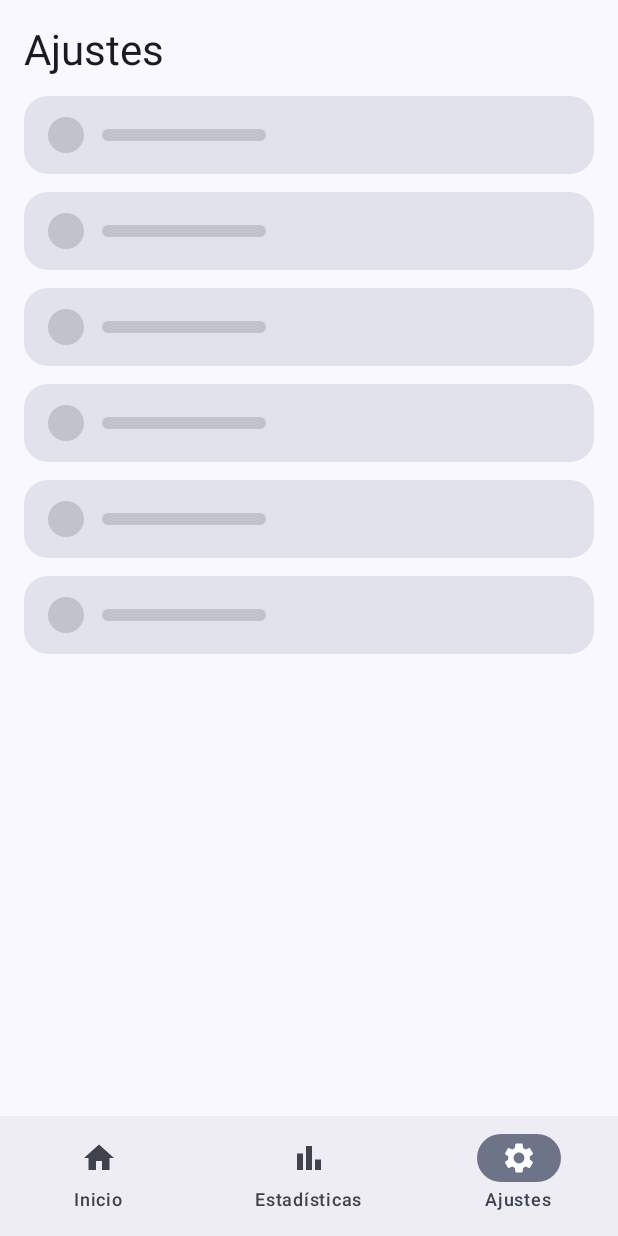
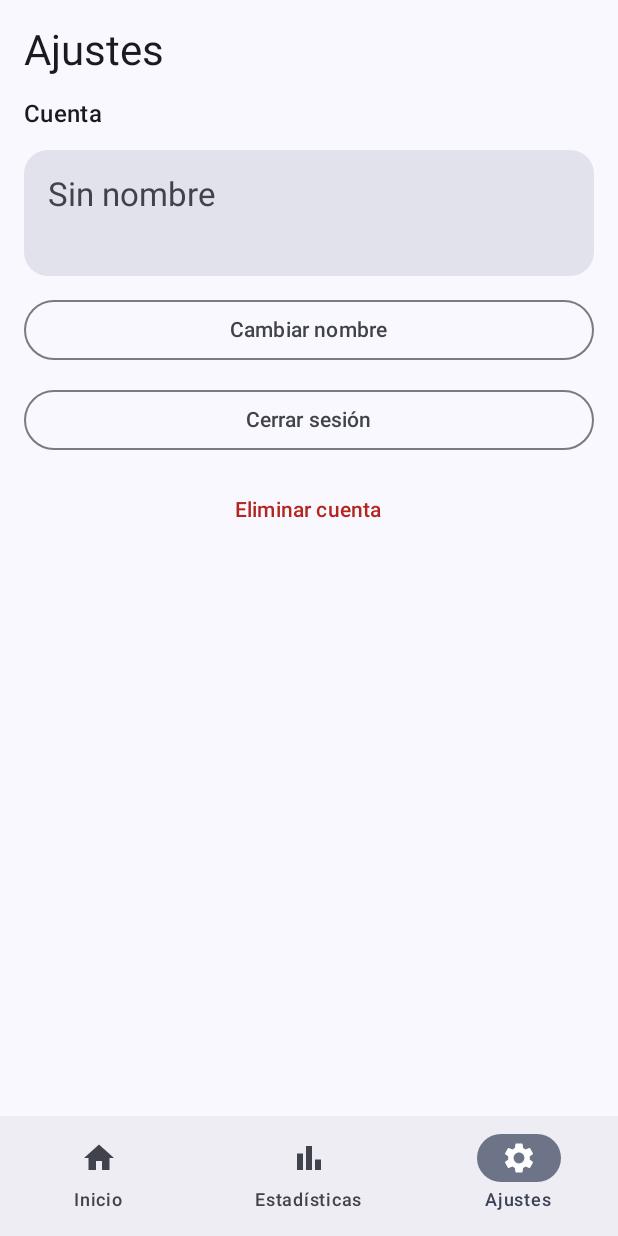
Before and after one commit to IsmaelYanes/PocketSplit, an Android app built with Jetpack Compose: the SettingsScreen screen opened through its navigation route, on a phone screen of 412 x 824 dp. Run offline under Robolectric (Android 15) with nearby library versions, the phone set to English and light mode, and no system bars; our stand-ins replace Firebase (no records; nobody signed in at launch, a user with empty details on screens opened directly).

Commit message:
feat(settings): Implementados los componentes reutilizables de ajustes y diálogos de edición de cuenta

```diff
--- a/app/src/main/java/com/develop/pocketsplit/MainActivity.kt
+++ b/app/src/main/java/com/develop/pocketsplit/MainActivity.kt
@@ -86,7 +86,13 @@ class MainActivity : ComponentActivity() {
                                 StatisticsScreen()
                             }
                             composable(Routes.SETTINGS) {
-                                SettingsScreen()
+                                SettingsScreen(
+                                    onSignedOut = {
+                                        nav.navigate(Routes.LOGIN) {
+                                            popUpTo(Routes.HOME) { inclusive = true }
+                                        }
+                                    }
+                                )
                             }
                         }
                     }
--- a/app/src/main/java/com/develop/pocketsplit/ui/screen/SettingsScreen.kt
+++ b/app/src/main/java/com/develop/pocketsplit/ui/screen/SettingsScreen.kt
@@ -1,32 +1,94 @@
 package com.develop.pocketsplit.ui.screen
 
 import androidx.compose.foundation.layout.Arrangement
-import androidx.compose.foundation.layout.Box
 import androidx.compose.foundation.layout.Column
-import androidx.compose.foundation.layout.Row
 import androidx.compose.foundation.layout.fillMaxSize
 import androidx.compose.foundation.layout.fillMaxWidth
-import androidx.compose.foundation.layout.height
 import androidx.compose.foundation.layout.padding
-import androidx.compose.foundation.layout.size
-import androidx.compose.foundation.shape.CircleShape
+import androidx.compose.foundation.rememberScrollState
 import androidx.compose.foundation.shape.RoundedCornerShape
-import androidx.compose.foundation.rememberScrollState
 import androidx.compose.foundation.verticalScroll
+import androidx.compose.material3.Button
 import androidx.compose.material3.MaterialTheme
+import androidx.compose.material3.OutlinedButton
 import androidx.compose.material3.Surface
 import androidx.compose.material3.Text
+import androidx.compose.material3.TextButton
 import androidx.compose.runtime.Composable
-import androidx.compose.ui.Alignment
+import androidx.compose.runtime.getValue
+import androidx.compose.runtime.mutableStateOf
+import androidx.compose.runtime.saveable.rememberSaveable
+import androidx.compose.runtime.setValue
 import androidx.compose.ui.Modifier
 import androidx.compose.ui.res.stringResource
 import androidx.compose.ui.tooling.preview.Preview
 import androidx.compose.ui.unit.dp
+import androidx.lifecycle.compose.collectAsStateWithLifecycle
+import androidx.lifecycle.viewmodel.compose.viewModel
 import com.develop.pocketsplit.R
+import com.develop.pocketsplit.model.User
+import com.develop.pocketsplit.ui.components.DeleteAccountDialog
+import com.develop.pocketsplit.ui.components.EditNameDialog
 import com.develop.pocketsplit.ui.theme.PocketSplitTheme
+import com.develop.pocketsplit.ui.viewmodel.AuthViewModel
 
 @Composable
-fun SettingsScreen(modifier: Modifier = Modifier) {
+fun SettingsScreen(
+    modifier: Modifier = Modifier,
+    viewModel: AuthViewModel = viewModel(),
+    onSignedOut: () -> Unit = {}
+) {
+    val user by viewModel.currentUser.collectAsStateWithLifecycle()
+    val state by viewModel.uiState.collectAsStateWithLifecycle()
+    var showEditName by rememberSaveable { mutableStateOf(false) }
+    var showDelete by rememberSaveable { mutableStateOf(false) }
+
+    SettingsContent(
+        user = user,
+        modifier = modifier,
+        onEditNameClick = { viewModel.clearMessages(); showEditName = true },
+        onLogoutClick = {
+            viewModel.logout()
+            onSignedOut()
+        },
+        onDeleteAccountClick = { viewModel.clearMessages(); showDelete = true },
+        onSignInClick = onSignedOut
+    )
+
+    if (showEditName) {
+        EditNameDialog(
+            currentName = user?.name.orEmpty(),
+            isLoading = state.isLoading,
+            error = state.error,
+            onConfirm = { newName -> viewModel.updateName(newName) { showEditName = false } },
+            onDismiss = { viewModel.clearMessages(); showEditName = false }
+        )
+    }
+
+    if (showDelete) {
+        DeleteAccountDialog(
+            isLoading = state.isLoading,
+            error = state.error,
+            onConfirm = { password ->
+                viewModel.deleteAccount(password) {
+                    showDelete = false
+                    onSignedOut()
+                }
+            },
+            onDismiss = { viewModel.clearMessages(); showDelete = false }
+        )
+    }
+}
+
+@Composable
+fun SettingsContent(
+    user: User?,
+    modifier: Modifier = Modifier,
+    onEditNameClick: () -> Unit = {},
+    onLogoutClick: () -> Unit = {},
+    onDeleteAccountClick: () -> Unit = {},
+    onSignInClick: () -> Unit = {}
+) {
     Column(
         modifier = modifier
             .fillMaxSize()
@@ -39,32 +101,58 @@ fun SettingsScreen(modifier: Modifier = Modifier) {
             style = MaterialTheme.typography.headlineMedium
         )
 
-        repeat(6) {
+        Text(
+            text = stringResource(R.string.settings_account),
+            style = MaterialTheme.typography.titleMedium
+        )
+
+        if (user == null) {
             Surface(
                 modifier = Modifier.fillMaxWidth(),
                 shape = RoundedCornerShape(16.dp),
                 color = MaterialTheme.colorScheme.surfaceVariant
             ) {
-                Row(
-                    modifier = Modifier.padding(horizontal = 16.dp, vertical = 14.dp),
-                    verticalAlignment = Alignment.CenterVertically,
-                    horizontalArrangement = Arrangement.spacedBy(12.dp)
+                Text(
+                    text = stringResource(R.string.settings_guest_message),
+                    modifier = Modifier.padding(16.dp),
+                    style = MaterialTheme.typography.bodyMedium
+                )
+            }
+            Button(onClick = onSignInClick, modifier = Modifier.fillMaxWidth()) {
+                Text(stringResource(R.string.settings_sign_in))
+            }
+        } else {
+            Surface(
+                modifier = Modifier.fillMaxWidth(),
+                shape = RoundedCornerShape(16.dp),
+                color = MaterialTheme.colorScheme.surfaceVariant
+            ) {
+                Column(
+                    modifier = Modifier.padding(16.dp),
+                    verticalArrangement = Arrangement.spacedBy(4.dp)
                 ) {
-                    Surface(
-                        modifier = Modifier.size(24.dp),
-                        shape = CircleShape,
-                        color = MaterialTheme.colorScheme.onSurfaceVariant.copy(alpha = 0.2f)
-                    ) {}
-                    Surface(
-                        modifier = Modifier
-                            .fillMaxWidth(0.35f)
-                            .height(8.dp),
-                        shape = RoundedCornerShape(4.dp),
-                        color = MaterialTheme.colorScheme.onSurfaceVariant.copy(alpha = 0.2f)
-                    ) {
-                        Box {}
-                    }
+                    Text(
+                        text = user.name.ifBlank { stringResource(R.string.settings_user_fallback_name) },
+                        style = MaterialTheme.typography.titleLarge
+                    )
+                    Text(
+                        text = user.email,
+                        style = MaterialTheme.typography.bodyMedium,
+                        color = MaterialTheme.colorScheme.onSurfaceVariant
+                    )
                 }
+            }
+            OutlinedButton(onClick = onEditNameClick, modifier = Modifier.fillMaxWidth()) {
+                Text(stringResource(R.string.settings_edit_name))
+            }
+            OutlinedButton(onClick = onLogoutClick, modifier = Modifier.fillMaxWidth()) {
+                Text(stringResource(R.string.settings_logout))
+            }
+            TextButton(onClick = onDeleteAccountClick, modifier = Modifier.fillMaxWidth()) {
+                Text(
+                    text = stringResource(R.string.settings_delete_account),
+                    color = MaterialTheme.colorScheme.error
+                )
             }
         }
     }
@@ -73,5 +161,13 @@ fun SettingsScreen(modifier: Modifier = Modifier) {
 @Preview(showBackground = true)
 @Composable
 private fun SettingsScreenPreview() {
-    PocketSplitTheme { SettingsScreen() }
+    PocketSplitTheme {
+        SettingsContent(user = User("1", "Ana", "ana@correo.com"))
+    }
 }
+
+@Preview(showBackground = true)
+@Composable
+private fun SettingsScreenGuestPreview() {
+    PocketSplitTheme { SettingsContent(user = null) }
+}
--- a/app/src/main/res/values/strings.xml
+++ b/app/src/main/res/values/strings.xml
@@ -73,4 +73,31 @@
     <string name="auth_error_recent_login">Por seguridad, vuelve a iniciar sesión para hacer este cambio.</string>
     <string name="auth_error_not_logged_in">No hay ninguna sesión iniciada.</string>
     <string name="auth_error_unknown">Ha ocurrido un error inesperado. Inténtalo de nuevo.</string>
+
+    <!-- Ajustes -->
+    <string name="settings_account">Cuenta</string>
+    <string name="settings_back">Volver</string>
+    <string name="settings_guest_message">Estás usando la app sin cuenta. Inicia sesión para tener tu perfil.</string>
+    <string name="settings_sign_in">Iniciar sesión o registrarme</string>
+    <string name="settings_logout">Cerrar sesión</string>
+    <string name="settings_delete_account">Eliminar cuenta</string>
+    <string name="settings_delete_account_message">Se eliminará tu cuenta y tu perfil. Esta acción no se puede deshacer. Introduce tu contraseña para confirmar.</string>
+    <string name="settings_edit_name">Cambiar nombre</string>
+    <string name="settings_edit_name_title">Cambiar nombre</string>
+    <string name="settings_user_fallback_name">Sin nombre</string>
+
+    <!-- Ajustes: cuenta -->
+    <string name="account_personal_data">Datos personales</string>
+    <string name="account_field_name">Nombre</string>
+    <string name="account_field_email">Correo electrónico</string>
+    <string name="account_field_password">Contraseña</string>
+    <string name="account_password_mask">••••••••</string>
+    <string name="account_danger_zone">Zona de peligro</string>
+    <string name="account_change_email_title">Cambiar correo</string>
+    <string name="account_change_password_title">Cambiar contraseña</string>
+    <string name="account_new_email">Nuevo correo electrónico</string>
+    <string name="account_current_password">Contraseña actual</string>
+    <string name="account_new_password">Nueva contraseña</string>
+    <string name="account_email_verification_sent">Te hemos enviado un enlace a %1$s. El correo cambiará cuando lo confirmes.</string>
+    <string name="account_password_changed">Contraseña actualizada.</string>
 </resources>
```
Also changed, not shown: app/src/main/java/com/develop/pocketsplit/ui/components/ChangeEmailDialog.kt (added, +86 -0 lines), app/src/main/java/com/develop/pocketsplit/ui/components/ChangePasswordDialog.kt (added, +85 -0 lines), app/src/main/java/com/develop/pocketsplit/ui/components/DeleteAccountDialog.kt (added, +73 -0 lines), app/src/main/java/com/develop/pocketsplit/ui/components/EditUserNameDialog.kt (added, +65 -0 lines), app/src/main/java/com/develop/pocketsplit/ui/components/SettingsHeader.kt (added, +42 -0 lines), app/src/main/java/com/develop/pocketsplit/ui/components/SettingsRow.kt (added, +52 -0 lines).
